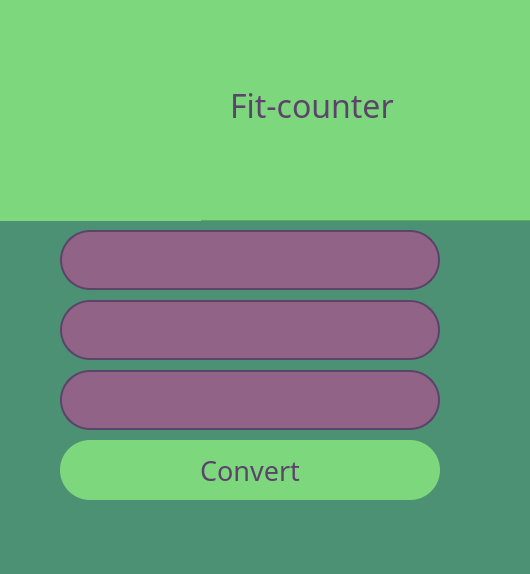
The window that final_project/mainwindow.ui (ulyana474/Fit-counter) describes before a commit, drawn with Qt 5.
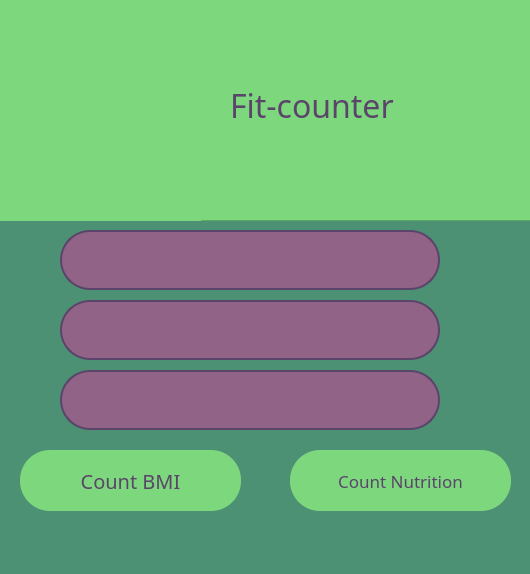
The same window after the commit. Icons and pictures are not drawn.

```diff
--- a/final_project/mainwindow.ui
+++ b/final_project/mainwindow.ui
@@ -205,16 +205,16 @@
    <widget class="QPushButton" name="pushButton">
     <property name="geometry">
      <rect>
-      <x>60</x>
-      <y>440</y>
-      <width>380</width>
-      <height>60</height>
+      <x>20</x>
+      <y>450</y>
+      <width>221</width>
+      <height>61</height>
      </rect>
     </property>
     <property name="font">
      <font>
       <family>Segoe Print</family>
-      <pointsize>20</pointsize>
+      <pointsize>15</pointsize>
      </font>
     </property>
     <property name="styleSheet">
@@ -230,7 +230,38 @@
 }</string>
     </property>
     <property name="text">
-     <string>Convert</string>
+     <string>Count BMI</string>
+    </property>
+   </widget>
+   <widget class="QPushButton" name="pushButton_2">
+    <property name="geometry">
+     <rect>
+      <x>290</x>
+      <y>450</y>
+      <width>221</width>
+      <height>61</height>
+     </rect>
+    </property>
+    <property name="font">
+     <font>
+      <family>Segoe Print</family>
+      <pointsize>13</pointsize>
+     </font>
+    </property>
+    <property name="styleSheet">
+     <string notr="true">QPushButton {
+background-color: #7dd87d;
+color: #5b446a;
+border-radius: 30;
+border: 2px sold #5b446a;
+}
+QPushButton:pressed{
+background-color: #5b446a;
+color: #7dd87d;
+}</string>
+    </property>
+    <property name="text">
+     <string>Count Nutrition</string>
     </property>
    </widget>
   </widget>
```
